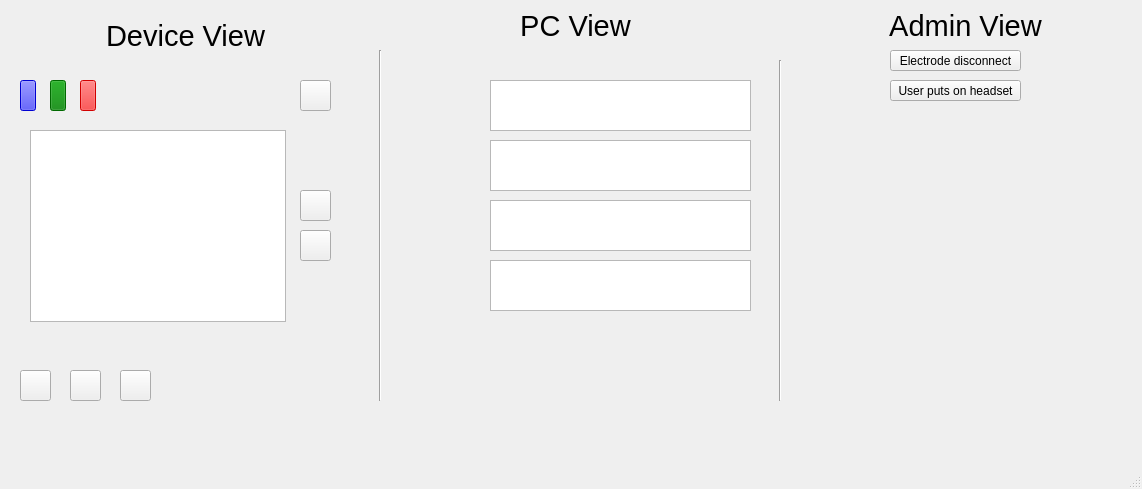
Before: the Qt Designer form Neuroset/mainwindow.ui in kyleaitken/Neuroset, drawn with Qt 5.
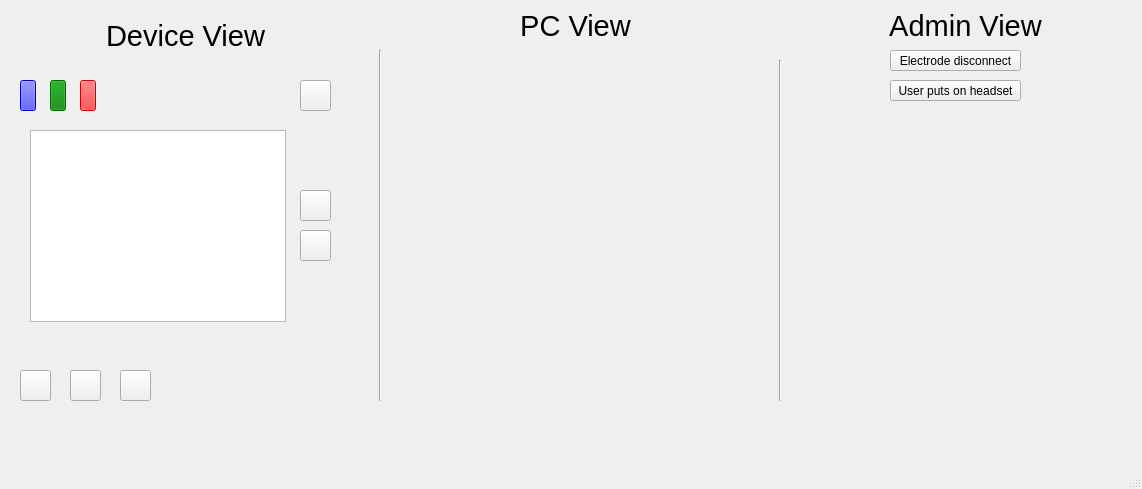
After: the same form once the commit is applied. Icons and pictures are not drawn.

What changed in the file:
```diff
--- a/Neuroset/mainwindow.ui
+++ b/Neuroset/mainwindow.ui
@@ -326,46 +326,6 @@
       <normaloff>images/down.png</normaloff>images/down.png</iconset>
     </property>
    </widget>
-   <widget class="QGraphicsView" name="graphicsView">
-    <property name="geometry">
-     <rect>
-      <x>490</x>
-      <y>80</y>
-      <width>261</width>
-      <height>51</height>
-     </rect>
-    </property>
-   </widget>
-   <widget class="QGraphicsView" name="graphicsView_2">
-    <property name="geometry">
-     <rect>
-      <x>490</x>
-      <y>140</y>
-      <width>261</width>
-      <height>51</height>
-     </rect>
-    </property>
-   </widget>
-   <widget class="QGraphicsView" name="graphicsView_3">
-    <property name="geometry">
-     <rect>
-      <x>490</x>
-      <y>200</y>
-      <width>261</width>
-      <height>51</height>
-     </rect>
-    </property>
-   </widget>
-   <widget class="QGraphicsView" name="graphicsView_4">
-    <property name="geometry">
-     <rect>
-      <x>490</x>
-      <y>260</y>
-      <width>261</width>
-      <height>51</height>
-     </rect>
-    </property>
-   </widget>
   </widget>
   <widget class="QMenuBar" name="menubar">
    <property name="geometry">
```
Left out of the diff: 9 changed lines with no effect on the pictures.
